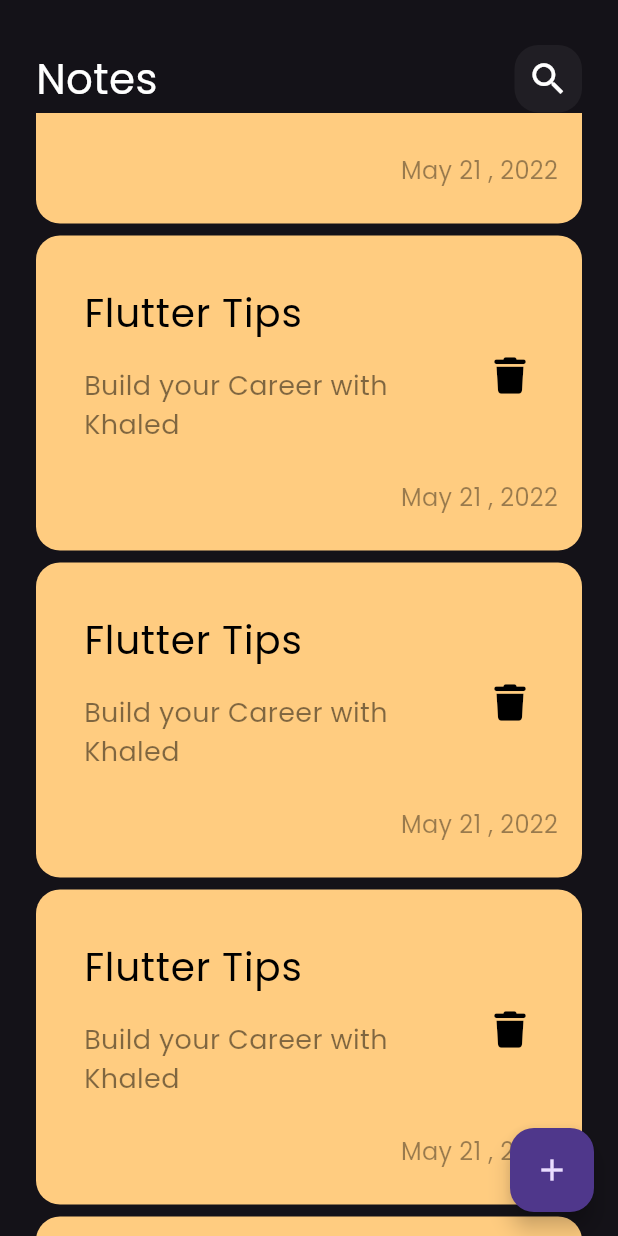
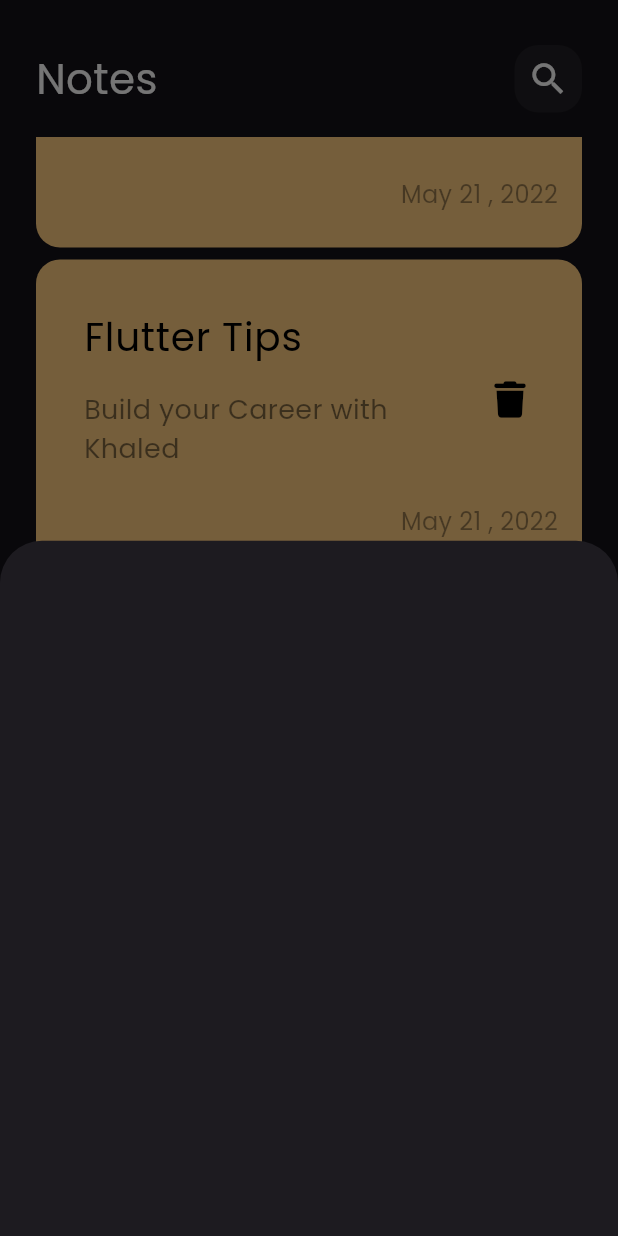
Before and after one commit to khaledmohamedataa/notes__app, a Flutter app: the screen it shows after launch, scrolled down 576 dp, after a tap on the "add" icon, on a phone screen of 412 x 824 dp. Run offline on Flutter 3.47's test engine with Material 3 defaults, Android fonts, the phone set to English and light mode, and no system bars; our stand-ins replace font_awesome_flutter.

Commit message:
show model bottom sheet

```diff
--- a/lib/views/notes_view.dart
+++ b/lib/views/notes_view.dart
@@ -1,4 +1,5 @@
 import 'package:flutter/material.dart';
+import 'package:notes_app/widgets/add_note_bottom_sheet.dart';
 import 'package:notes_app/widgets/notes_view_body.dart';
 
 class NotesView extends StatelessWidget {
@@ -8,10 +9,17 @@ class NotesView extends StatelessWidget {
   Widget build(BuildContext context) {
     return Scaffold(
       floatingActionButton: FloatingActionButton(
-        onPressed: () {},
-        child: Icon(Icons.add),
+        onPressed: () {
+          showModalBottomSheet(
+            context: context,
+            builder: (context) {
+              return const AddNoteBottomSheet();
+            },
+          );
+        },
+        child: const Icon(Icons.add),
       ),
-      body: NotesViewBody(),
+      body: const NotesViewBody(),
     );
   }
 }
--- /dev/null
+++ b/lib/widgets/add_note_bottom_sheet.dart
@@ -0,0 +1,10 @@
+import 'package:flutter/material.dart';
+
+class AddNoteBottomSheet extends StatelessWidget {
+  const AddNoteBottomSheet({super.key});
+
+  @override
+  Widget build(BuildContext context) {
+    return Container();
+  }
+}
--- a/lib/widgets/notes_list_view.dart
+++ b/lib/widgets/notes_list_view.dart
@@ -6,11 +6,17 @@ class NotesListView extends StatelessWidget {
 
   @override
   Widget build(BuildContext context) {
-    return ListView.builder(itemBuilder: (context, index) {
-      return const Padding(
-        padding: EdgeInsets.symmetric(vertical: 4),
-        child: NoteItem(),
-      );
-    });
+    return Padding(
+      padding: const EdgeInsets.symmetric(vertical: 16),
+      child: ListView.builder(
+        padding: EdgeInsets.zero,
+        itemBuilder: (context, index) {
+          return const Padding(
+            padding: EdgeInsets.symmetric(vertical: 4),
+            child: NoteItem(),
+          );
+        },
+      ),
+    );
   }
 }
```
